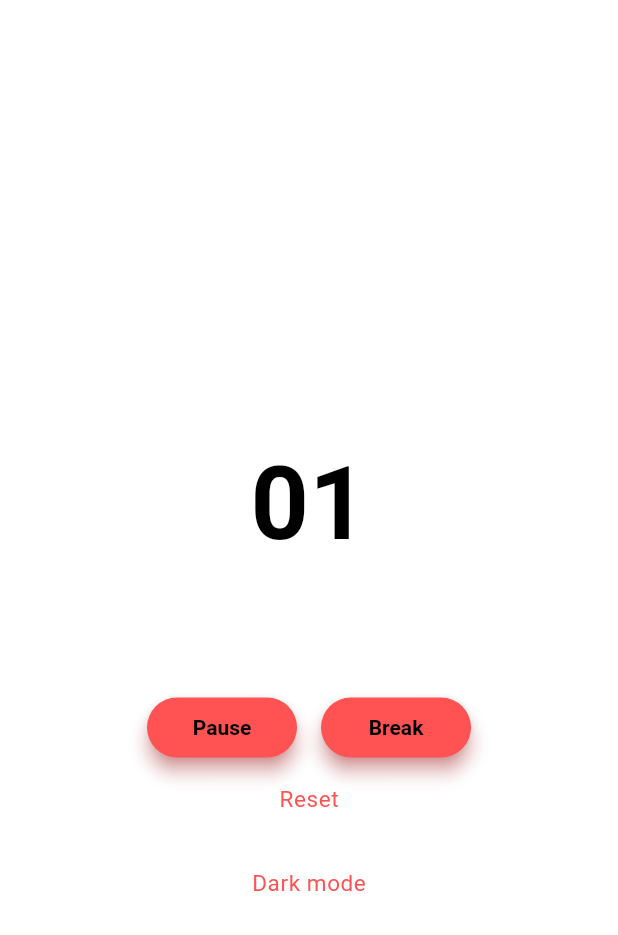
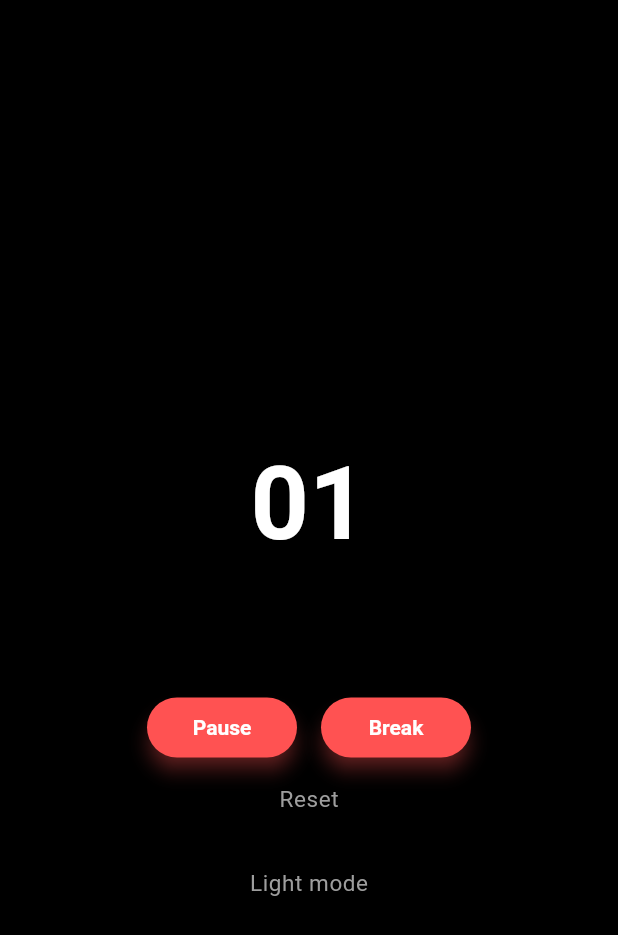
Before and after one commit to rapunschel/orodomop, a Flutter app: the screen it shows after launch, after a tap on "Start", on a phone screen of 412 x 824 dp. Shown: the top 935 px of the screen. Run offline on Flutter 3.47's test engine with Material 3 defaults, Android fonts, the phone set to English and light mode, and no system bars; drawn by our look-alikes of auto_size_text; our stand-ins replace flutter_local_notifications, flutter_timezone, permission_handler, shared_preferences, timezone; missing offline and left inert: flutter_foreground_task, glowy_borders.

Commit message:
rename: theme_model -> theme_provider and moved to providers folder

```diff
--- a/lib/main.dart
+++ b/lib/main.dart
@@ -10,7 +10,7 @@ import 'package:orodomop/services/service_manager.dart';
 import 'package:timezone/data/latest.dart' as tz;
 import 'package:timezone/timezone.dart' as tz;
 import 'package:flutter_timezone/flutter_timezone.dart';
-import 'package:orodomop/models/theme_model.dart';
+import 'package:orodomop/providers/theme_provider.dart';
 
 void main() async {
   WidgetsFlutterBinding.ensureInitialized();
@@ -18,7 +18,7 @@ void main() async {
   tz.setLocalLocation(tz.getLocation(await FlutterTimezone.getLocalTimezone()));
 
   final timerModel = await TimerProvider.create();
-  final themeModel = await ThemeModel.create();
+  final themeModel = await ThemeProvider.create();
   await NotificationService().initNotification();
 
   FlutterForegroundTask.initCommunicationPort();
@@ -67,7 +67,7 @@ class _OrodomopAppState extends State<OrodomopApp> with WidgetsBindingObserver {
 
   @override
   Widget build(BuildContext context) {
-    return Selector<ThemeModel, bool>(
+    return Selector<ThemeProvider, bool>(
       selector: (context, model) => model.isLightTheme,
       builder: (context, isLightTheme, child) {
         return MaterialApp(
--- a/lib/models/theme_model.dart
+++ b/lib/providers/theme_provider.dart
@@ -2,16 +2,16 @@ import 'package:flutter/widgets.dart';
 import 'package:shared_preferences/shared_preferences.dart';
 import 'dart:async';
 
-class ThemeModel with ChangeNotifier {
+class ThemeProvider with ChangeNotifier {
   bool _isLightTheme;
   final SharedPreferences _prefs;
 
-  ThemeModel._(this._isLightTheme, this._prefs);
+  ThemeProvider._(this._isLightTheme, this._prefs);
 
-  static Future<ThemeModel> create() async {
+  static Future<ThemeProvider> create() async {
     SharedPreferences prefs = await SharedPreferences.getInstance();
-    bool isLightTheme = prefs.getBool("isLightTheme") ?? true;
-    return ThemeModel._(isLightTheme, prefs);
+    bool isLightTheme = prefs.getBool("isLightTheme") ?? false;
+    return ThemeProvider._(isLightTheme, prefs);
   }
 
   Future<void> saveState() async {
--- a/lib/widgets/buttons/toggle_theme_button.dart
+++ b/lib/widgets/buttons/toggle_theme_button.dart
@@ -1,5 +1,5 @@
 import 'package:flutter/material.dart';
-import 'package:orodomop/models/theme_model.dart';
+import 'package:orodomop/providers/theme_provider.dart';
 import 'package:provider/provider.dart';
 
 class ToggleThemeButton extends StatelessWidget {
@@ -7,9 +7,9 @@ class ToggleThemeButton extends StatelessWidget {
 
   @override
   Widget build(BuildContext context) {
-    ThemeModel themeModel = context.read<ThemeModel>();
+    ThemeProvider themeModel = context.read<ThemeProvider>();
 
-    return Selector<ThemeModel, bool>(
+    return Selector<ThemeProvider, bool>(
       selector: (context, model) => model.isLightTheme,
       builder: (context, isLightTheme, child) {
         return TextButton(
```
